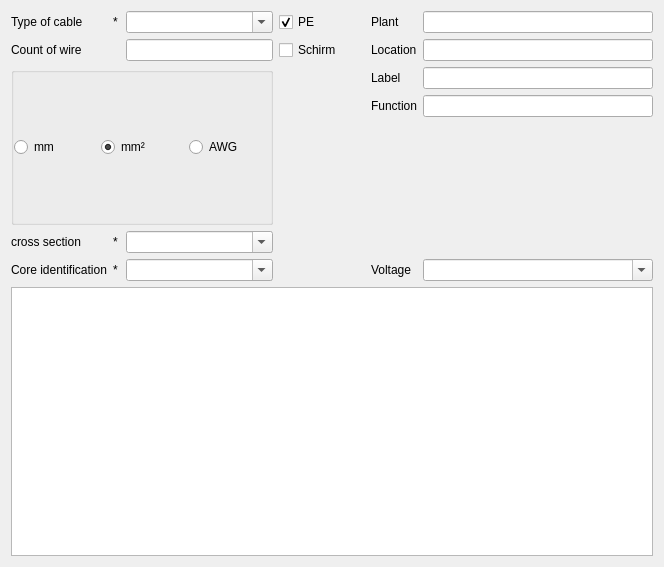
Qt form sources/cable_assist/ui/cablepropertieswidget.ui (ChuckNr11/qelectrotech-source-mirror) before a commit.
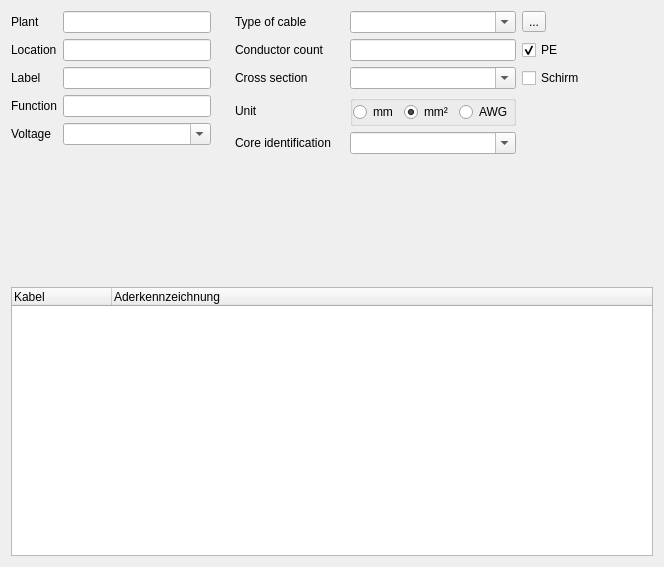
The same form after that commit.

Commit message: cableAssist  start Version2

Patch:
```diff
--- a/sources/cable_assist/ui/cablepropertieswidget.ui
+++ b/sources/cable_assist/ui/cablepropertieswidget.ui
@@ -22,73 +22,156 @@
   <layout class="QVBoxLayout" name="verticalLayout">
    <item>
     <layout class="QHBoxLayout" name="horizontalLayout_3">
+     <item>
+      <layout class="QGridLayout" name="gridLayout">
+       <item row="1" column="1">
+        <widget class="QLineEdit" name="m_location_le"/>
+       </item>
+       <item row="4" column="1">
+        <widget class="QComboBox" name="m_voltage_cb">
+         <property name="editable">
+          <bool>true</bool>
+         </property>
+         <item>
+          <property name="text">
+           <string/>
+          </property>
+         </item>
+         <item>
+          <property name="text">
+           <string notr="true">230V AC</string>
+          </property>
+         </item>
+         <item>
+          <property name="text">
+           <string notr="true">12V AC</string>
+          </property>
+         </item>
+         <item>
+          <property name="text">
+           <string notr="true">12V DC</string>
+          </property>
+         </item>
+         <item>
+          <property name="text">
+           <string notr="true">24V AC</string>
+          </property>
+         </item>
+         <item>
+          <property name="text">
+           <string notr="true">24V DC</string>
+          </property>
+         </item>
+         <item>
+          <property name="text">
+           <string notr="true">400V AC</string>
+          </property>
+         </item>
+        </widget>
+       </item>
+       <item row="2" column="0">
+        <widget class="QLabel" name="label_3">
+         <property name="text">
+          <string>Label</string>
+         </property>
+        </widget>
+       </item>
+       <item row="4" column="0">
+        <widget class="QLabel" name="label_8">
+         <property name="text">
+          <string>Voltage</string>
+         </property>
+        </widget>
+       </item>
+       <item row="0" column="1">
+        <widget class="QLineEdit" name="m_plant_le"/>
+       </item>
+       <item row="3" column="1">
+        <widget class="QLineEdit" name="m_function_le"/>
+       </item>
+       <item row="1" column="0">
+        <widget class="QLabel" name="label_2">
+         <property name="text">
+          <string>Location</string>
+         </property>
+        </widget>
+       </item>
+       <item row="0" column="0">
+        <widget class="QLabel" name="label">
+         <property name="text">
+          <string>Plant</string>
+         </property>
+        </widget>
+       </item>
+       <item row="2" column="1">
+        <widget class="QLineEdit" name="m_label_le">
+         <property name="text">
+          <string/>
+         </property>
+        </widget>
+       </item>
+       <item row="5" column="1">
+        <spacer name="verticalSpacer_2">
+         <property name="orientation">
+          <enum>Qt::Vertical</enum>
+         </property>
+         <property name="sizeHint" stdset="0">
+          <size>
+           <width>118</width>
+           <height>17</height>
+          </size>
+         </property>
+        </spacer>
+       </item>
+       <item row="3" column="0">
+        <widget class="QLabel" name="label_7">
+         <property name="text">
+          <string>Function</string>
+         </property>
+        </widget>
+       </item>
+      </layout>
+     </item>
+     <item>
+      <spacer name="horizontalSpacer_2">
+       <property name="orientation">
+        <enum>Qt::Horizontal</enum>
+       </property>
+       <property name="sizeType">
+        <enum>QSizePolicy::Fixed</enum>
+       </property>
+       <property name="sizeHint" stdset="0">
+        <size>
+         <width>18</width>
+         <height>20</height>
+        </size>
+       </property>
+      </spacer>
+     </item>
      <item>
       <layout class="QGridLayout" name="gridLayout_2">
-       <item row="0" column="0">
-        <widget class="QLabel" name="label_4">
+       <item row="3" column="0">
+        <widget class="QLabel" name="label_14">
          <property name="text">
-          <string>Type of cable</string>
+          <string>Unit</string>
          </property>
         </widget>
        </item>
-       <item row="0" column="1">
-        <widget class="QLabel" name="label_10">
-         <property name="text">
-          <string>*</string>
-         </property>
-        </widget>
-       </item>
-       <item row="0" column="2">
-        <widget class="QComboBox" name="m_cable_type_cb">
-         <property name="editable">
-          <bool>true</bool>
-         </property>
-        </widget>
-       </item>
-       <item row="0" column="3">
-        <layout class="QHBoxLayout" name="horizontalLayout_2">
-         <item>
-          <widget class="QCheckBox" name="m_pe_chb">
-           <property name="text">
-            <string>PE</string>
-           </property>
-           <property name="checked">
-            <bool>true</bool>
-           </property>
-          </widget>
-         </item>
-        </layout>
-       </item>
-       <item row="1" column="0">
-        <widget class="QLabel" name="label_6">
-         <property name="text">
-          <string>Count of wire</string>
-         </property>
-        </widget>
-       </item>
-       <item row="1" column="1">
-        <widget class="QLabel" name="label_11">
-         <property name="text">
-          <string/>
-         </property>
-        </widget>
-       </item>
-       <item row="1" column="2">
-        <widget class="QLineEdit" name="m_wire_count_le">
-         <property name="text">
-          <string/>
-         </property>
-        </widget>
-       </item>
-       <item row="1" column="3">
+       <item row="2" column="3">
         <widget class="QCheckBox" name="m_schirm_chb">
+         <property name="enabled">
+          <bool>true</bool>
+         </property>
          <property name="text">
           <string>Schirm</string>
          </property>
         </widget>
        </item>
-       <item row="2" column="0" colspan="3">
-        <widget class="QGroupBox" name="m_unit_rb">
+       <item row="3" column="2">
+        <widget class="QGroupBox" name="m_unit_gb">
+         <property name="enabled">
+          <bool>true</bool>
+         </property>
          <property name="checkable">
           <bool>false</bool>
          </property>
@@ -144,35 +227,24 @@
          </layout>
         </widget>
        </item>
-       <item row="2" column="3">
-        <spacer name="horizontalSpacer">
+       <item row="5" column="2">
+        <spacer name="verticalSpacer">
          <property name="orientation">
-          <enum>Qt::Horizontal</enum>
+          <enum>Qt::Vertical</enum>
          </property>
          <property name="sizeHint" stdset="0">
           <size>
-           <width>68</width>
-           <height>20</height>
+           <width>20</width>
+           <height>40</height>
           </size>
          </property>
         </spacer>
        </item>
-       <item row="3" column="0">
-        <widget class="QLabel" name="label_9">
-         <property name="text">
-          <string>cross section</string>
-         </property>
-        </widget>
-       </item>
-       <item row="3" column="1">
-        <widget class="QLabel" name="label_12">
-         <property name="text">
-          <string>*</string>
-         </property>
-        </widget>
-       </item>
-       <item row="3" column="2">
+       <item row="2" column="2">
         <widget class="QComboBox" name="m_cross_section_cb">
+         <property name="enabled">
+          <bool>true</bool>
+         </property>
          <property name="editable">
           <bool>true</bool>
          </property>
@@ -213,22 +285,24 @@
          </item>
         </widget>
        </item>
-       <item row="4" column="0">
-        <widget class="QLabel" name="label_5">
-         <property name="text">
-          <string>Core identification</string>
+       <item row="2" column="4">
+        <spacer name="horizontalSpacer">
+         <property name="orientation">
+          <enum>Qt::Horizontal</enum>
          </property>
-        </widget>
-       </item>
-       <item row="4" column="1">
-        <widget class="QLabel" name="label_13">
-         <property name="text">
-          <string>*</string>
+         <property name="sizeHint" stdset="0">
+          <size>
+           <width>68</width>
+           <height>20</height>
+          </size>
          </property>
-        </widget>
+        </spacer>
        </item>
        <item row="4" column="2">
         <widget class="QComboBox" name="m_core_identification_cb">
+         <property name="enabled">
+          <bool>true</bool>
+         </property>
          <property name="editable">
           <bool>true</bool>
          </property>
@@ -237,130 +311,82 @@
          </property>
         </widget>
        </item>
-      </layout>
-     </item>
-     <item>
-      <spacer name="horizontalSpacer_2">
-       <property name="orientation">
-        <enum>Qt::Horizontal</enum>
-       </property>
-       <property name="sizeType">
-        <enum>QSizePolicy::Fixed</enum>
-       </property>
-       <property name="sizeHint" stdset="0">
-        <size>
-         <width>18</width>
-         <height>20</height>
-        </size>
-       </property>
-      </spacer>
-     </item>
-     <item>
-      <layout class="QGridLayout" name="gridLayout">
-       <item row="0" column="0">
-        <widget class="QLabel" name="label">
+       <item row="4" column="0">
+        <widget class="QLabel" name="label_5">
          <property name="text">
-          <string>Plant</string>
+          <string>Core identification</string>
          </property>
         </widget>
        </item>
-       <item row="0" column="1">
-        <widget class="QLineEdit" name="m_plant_le"/>
-       </item>
-       <item row="1" column="0">
-        <widget class="QLabel" name="label_2">
-         <property name="text">
-          <string>Location</string>
-         </property>
-        </widget>
-       </item>
-       <item row="1" column="1">
-        <widget class="QLineEdit" name="m_location_le"/>
+       <item row="0" column="4">
+        <layout class="QHBoxLayout" name="horizontalLayout_2"/>
        </item>
        <item row="2" column="0">
-        <widget class="QLabel" name="label_3">
+        <widget class="QLabel" name="label_4">
          <property name="text">
-          <string>Label</string>
+          <string>Cross section</string>
          </property>
         </widget>
        </item>
-       <item row="2" column="1">
-        <widget class="QLineEdit" name="m_label_le">
+       <item row="1" column="1">
+        <widget class="QLabel" name="label_11">
          <property name="text">
           <string/>
          </property>
         </widget>
        </item>
-       <item row="3" column="0">
-        <widget class="QLabel" name="label_7">
+       <item row="1" column="0">
+        <widget class="QLabel" name="label_6">
          <property name="text">
-          <string>Function</string>
+          <string>Conductor count</string>
          </property>
         </widget>
        </item>
-       <item row="3" column="1">
-        <widget class="QLineEdit" name="m_function_le"/>
-       </item>
-       <item row="4" column="1">
-        <spacer name="verticalSpacer_2">
-         <property name="orientation">
-          <enum>Qt::Vertical</enum>
+       <item row="1" column="2">
+        <widget class="QLineEdit" name="m_conductor_count_le">
+         <property name="enabled">
+          <bool>true</bool>
          </property>
-         <property name="sizeHint" stdset="0">
-          <size>
-           <width>118</width>
-           <height>17</height>
-          </size>
+         <property name="text">
+          <string/>
          </property>
-        </spacer>
+        </widget>
        </item>
-       <item row="5" column="0">
-        <widget class="QLabel" name="label_8">
+       <item row="0" column="0">
+        <widget class="QLabel" name="label_9">
          <property name="text">
-          <string>Voltage</string>
+          <string>Type of cable</string>
          </property>
         </widget>
        </item>
-       <item row="5" column="1">
-        <widget class="QComboBox" name="m_voltage_cb">
+       <item row="0" column="2">
+        <widget class="QComboBox" name="m_cable_type_cb">
+         <property name="enabled">
+          <bool>true</bool>
+         </property>
          <property name="editable">
           <bool>true</bool>
          </property>
-         <item>
-          <property name="text">
-           <string/>
-          </property>
-         </item>
-         <item>
-          <property name="text">
-           <string notr="true">230V AC</string>
-          </property>
-         </item>
-         <item>
-          <property name="text">
-           <string notr="true">12V AC</string>
-          </property>
-         </item>
-         <item>
-          <property name="text">
-           <string notr="true">12V DC</string>
-          </property>
-         </item>
-         <item>
-          <property name="text">
-           <string notr="true">24V AC</string>
-          </property>
-         </item>
-         <item>
-          <property name="text">
-           <string notr="true">24V DC</string>
-          </property>
-         </item>
-         <item>
-          <property name="text">
-           <string notr="true">400V AC</string>
-          </property>
-         </item>
+        </widget>
+       </item>
+       <item row="1" column="3">
+        <widget class="QCheckBox" name="m_pe_chb">
+         <property name="enabled">
+          <bool>true</bool>
+         </property>
+         <property name="text">
+          <string>PE</string>
+         </property>
+         <property name="checked">
+          <bool>true</bool>
+         </property>
+        </widget>
+       </item>
+       <item row="0" column="3">
+        <widget class="QToolButton" name="m_newcable__tb">
+         <property name="text">
+          <string>...</string>
+         </property>
         </widget>
        </item>
       </layout>
@@ -376,16 +402,16 @@
       </sizepolicy>
      </property>
      <attribute name="headerVisible">
-      <bool>false</bool>
+      <bool>true</bool>
      </attribute>
      <column>
       <property name="text">
-       <string notr="true">1</string>
+       <string notr="true">Kabel</string>
       </property>
      </column>
      <column>
       <property name="text">
-       <string>2</string>
+       <string>Aderkennzeichnung</string>
       </property>
      </column>
     </widget>
```
Left out of the diff: 91 changed lines with no effect on the pictures. The commit also changes 14 other files.
